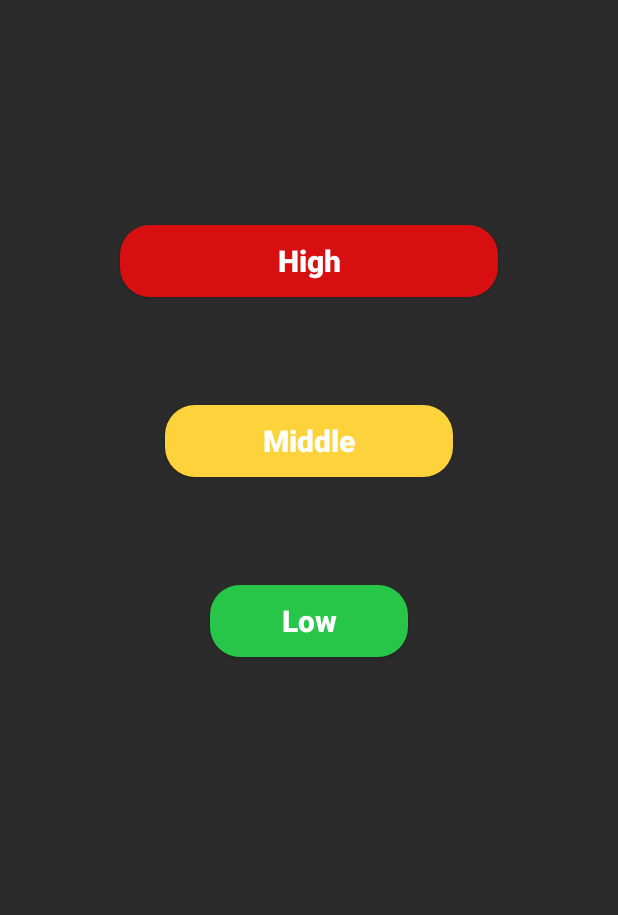
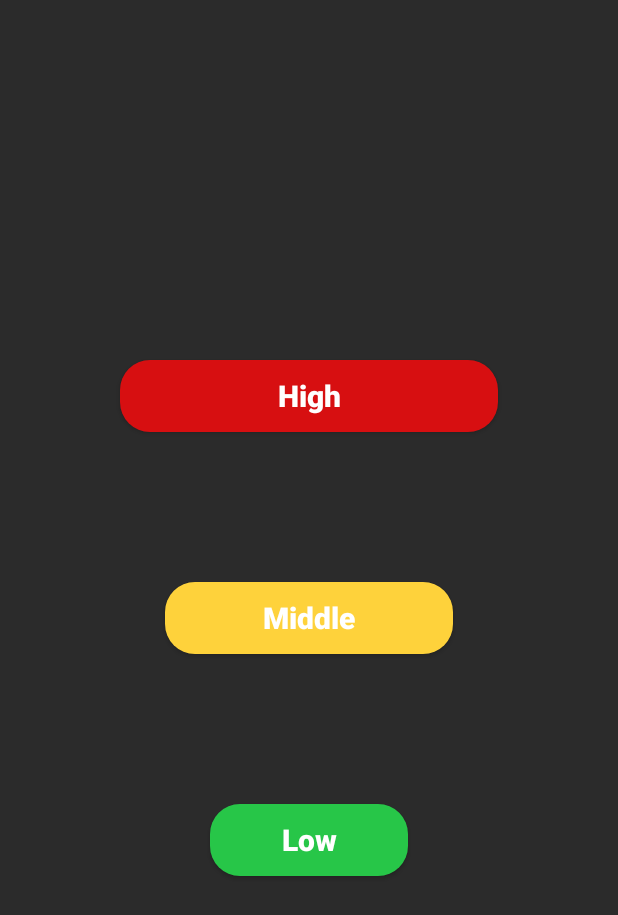
Before and after one commit to Mahmoud-Abdel-Moaz/GasSensor, an Android app: the LevelsActivity screen opened directly, with no data from a screen before it, on a phone screen of 412 x 824 dp. Shown: the top 915 px of the screen. Run offline under Robolectric (Android 15) with nearby library versions, the phone set to English and light mode, and no system bars; 2 statements that could not run were skipped.

Commit message:
first commit

```diff
--- a/app/src/main/res/layout/activity_levels.xml
+++ b/app/src/main/res/layout/activity_levels.xml
@@ -1,5 +1,5 @@
 <?xml version="1.0" encoding="utf-8"?>
-<androidx.constraintlayout.widget.ConstraintLayout xmlns:android="http://schemas.android.com/apk/res/android"
+<RelativeLayout xmlns:android="http://schemas.android.com/apk/res/android"
     xmlns:app="http://schemas.android.com/apk/res-auto"
     xmlns:tools="http://schemas.android.com/tools"
     android:layout_width="match_parent"
@@ -9,69 +9,55 @@
 
     <Button
         android:id="@+id/but_high"
-        android:layout_width="0dp"
+        android:layout_width="match_parent"
         android:layout_height="wrap_content"
-        android:layout_marginStart="80dp"
         android:layout_marginLeft="80dp"
-        android:layout_marginTop="150dp"
-        android:layout_marginEnd="80dp"
         android:layout_marginRight="80dp"
+        android:layout_above="@id/but_mid"
         android:background="@drawable/high"
+        android:layout_marginBottom="100dp"
         android:paddingTop="10dp"
         android:paddingBottom="10dp"
         android:text="High"
         android:textAllCaps="false"
         android:textColor="#ffffff"
         android:textSize="20sp"
-        android:textStyle="bold"
-        app:layout_constraintEnd_toEndOf="parent"
-        app:layout_constraintHorizontal_bias="0.0"
-        app:layout_constraintStart_toStartOf="parent"
-        app:layout_constraintTop_toTopOf="parent" />
+        android:textStyle="bold" />
 
     <Button
         android:id="@+id/but_mid"
-        android:layout_width="0dp"
+        android:layout_width="match_parent"
         android:layout_height="wrap_content"
         android:layout_marginStart="110dp"
         android:layout_marginLeft="110dp"
-        android:layout_marginTop="120dp"
         android:layout_marginEnd="110dp"
         android:layout_marginRight="110dp"
         android:background="@drawable/middle"
+        android:layout_centerVertical="true"
         android:paddingTop="10dp"
         android:paddingBottom="10dp"
         android:text="Middle"
         android:textAllCaps="false"
         android:textColor="#ffffff"
         android:textSize="20sp"
-        android:textStyle="bold"
-        app:layout_constraintEnd_toEndOf="parent"
-        app:layout_constraintHorizontal_bias="0.0"
-        app:layout_constraintStart_toStartOf="parent"
-        app:layout_constraintTop_toTopOf="@id/but_high" />
+        android:textStyle="bold" />
 
     <Button
         android:id="@+id/but_low"
-        android:layout_width="0dp"
+        android:layout_width="match_parent"
         android:layout_height="wrap_content"
         android:layout_marginStart="140dp"
         android:layout_marginLeft="140dp"
-        android:layout_marginTop="120dp"
+        android:layout_marginTop="100dp"
         android:layout_marginEnd="140dp"
         android:layout_marginRight="140dp"
         android:background="@drawable/low"
+        android:layout_below="@id/but_mid"
         android:paddingTop="10dp"
         android:paddingBottom="10dp"
         android:text="Low"
         android:textAllCaps="false"
         android:textColor="#ffffff"
         android:textSize="20sp"
-        android:textStyle="bold"
-        app:layout_constraintBottom_toBottomOf="parent"
-        app:layout_constraintEnd_toEndOf="parent"
-        app:layout_constraintHorizontal_bias="0.0"
-        app:layout_constraintStart_toStartOf="parent"
-        app:layout_constraintTop_toTopOf="@id/but_mid"
-        app:layout_constraintVertical_bias="0.0" />
-</androidx.constraintlayout.widget.ConstraintLayout>
+        android:textStyle="bold" />
+</RelativeLayout>
```
Also changed, not shown: app/src/main/AndroidManifest.xml (+14 -12 lines), app/src/main/java/com/mahmoud/gassensor/LevelsActivity.java (+7 -1 lines), app/src/main/java/com/mahmoud/gassensor/MiddleActivity.java (+10 -5 lines), app/src/main/java/com/mahmoud/gassensor/WelcomeActivity.java (added, +27 -0 lines), app/src/main/res/layout/activity_main.xml (+12 -27 lines), app/src/main/res/layout/activity_welcome.xml (added, +10 -0 lines).
